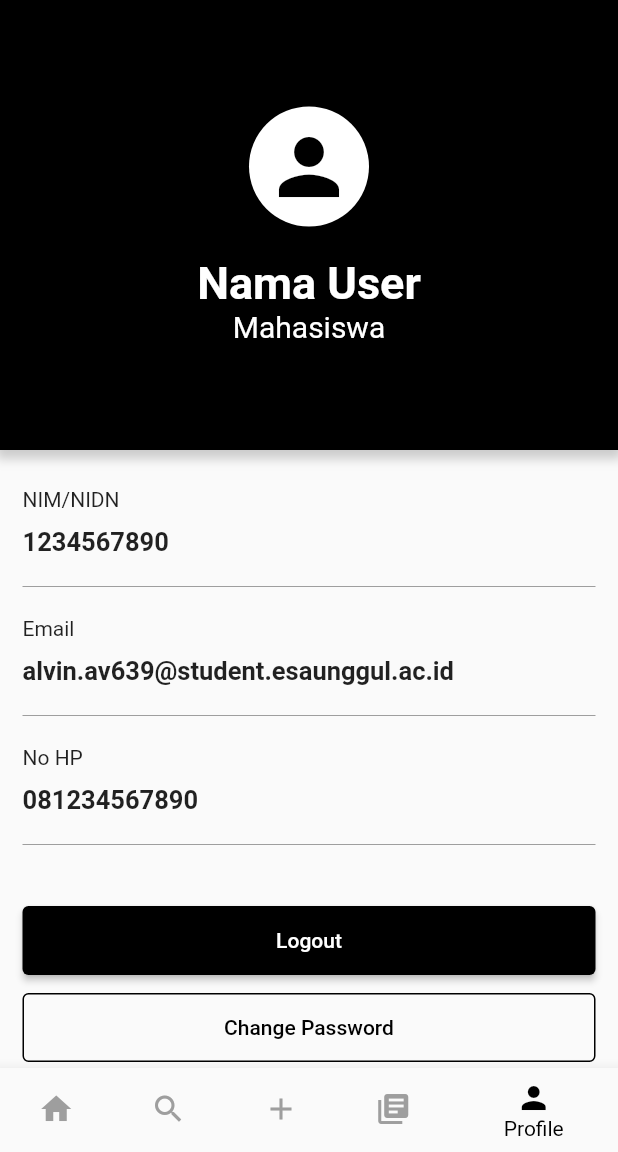
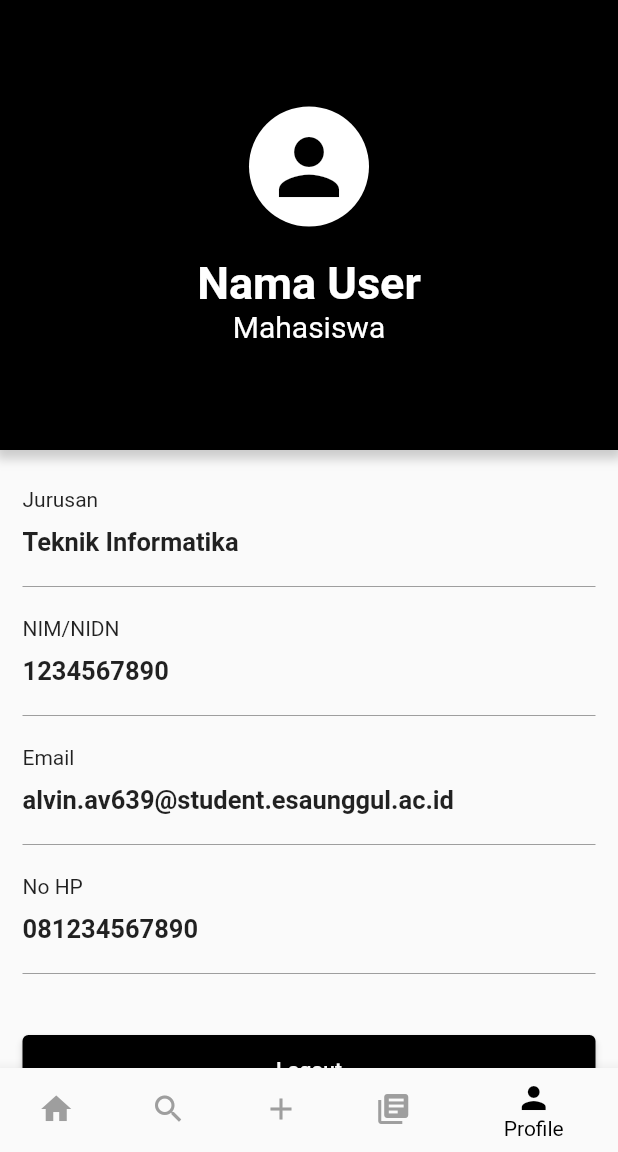
Before and after one commit to AlvinIndrawan/my_kms_repo, a Flutter app: the screen it shows after launch, item 5 of the bottom bar chosen, on a phone screen of 412 x 824 dp, the part 84-1236 px from its top. Run offline on Flutter 3.47's test engine with Material 2 defaults, Android fonts, the phone set to English and light mode, and no system bars.

Commit message:
update profile

```diff
--- a/lib/pages/home/profile.dart
+++ b/lib/pages/home/profile.dart
@@ -1,6 +1,8 @@
 import 'package:flutter/material.dart';
 
 class Profile extends StatelessWidget {
+  String statusUser = 'Mahasiswa';
+
   @override
   Widget build(BuildContext context) {
     return ListView(
@@ -43,7 +45,7 @@ class Profile extends StatelessWidget {
                   ),
                 ),
                 Text(
-                  'Mahasiswa',
+                  statusUser,
                   style: TextStyle(
                     fontSize: 20,
                     color: Colors.white,
@@ -59,6 +61,25 @@ class Profile extends StatelessWidget {
           child: Column(
             crossAxisAlignment: CrossAxisAlignment.start,
             children: [
+              (statusUser == 'Mahasiswa' || statusUser == 'Dosen')
+                  ? Column(
+                      crossAxisAlignment: CrossAxisAlignment.start,
+                      children: [
+                        SizedBox(height: 10),
+                        Text('Jurusan'),
+                        SizedBox(height: 10),
+                        Text(
+                          'Teknik Informatika',
+                          style: TextStyle(
+                            fontSize: 17,
+                            fontWeight: FontWeight.bold,
+                          ),
+                        ),
+                        SizedBox(height: 10),
+                        Divider(
+                          height: 20, // Adjust the height of the divider
+                          color: Colors.grey, // Change the color of the divider
+                        ),
                         SizedBox(height: 10),
                         Text('NIM/NIDN'),
                         SizedBox(height: 10),
@@ -74,6 +95,9 @@ class Profile extends StatelessWidget {
                           height: 20, // Adjust the height of the divider
                           color: Colors.grey, // Change the color of the divider
                         ),
+                      ],
+                    )
+                  : SizedBox(),
               SizedBox(height: 10),
               Text('Email'),
               SizedBox(height: 10),
```
Lines whose indentation alone changed are shown as unchanged.
